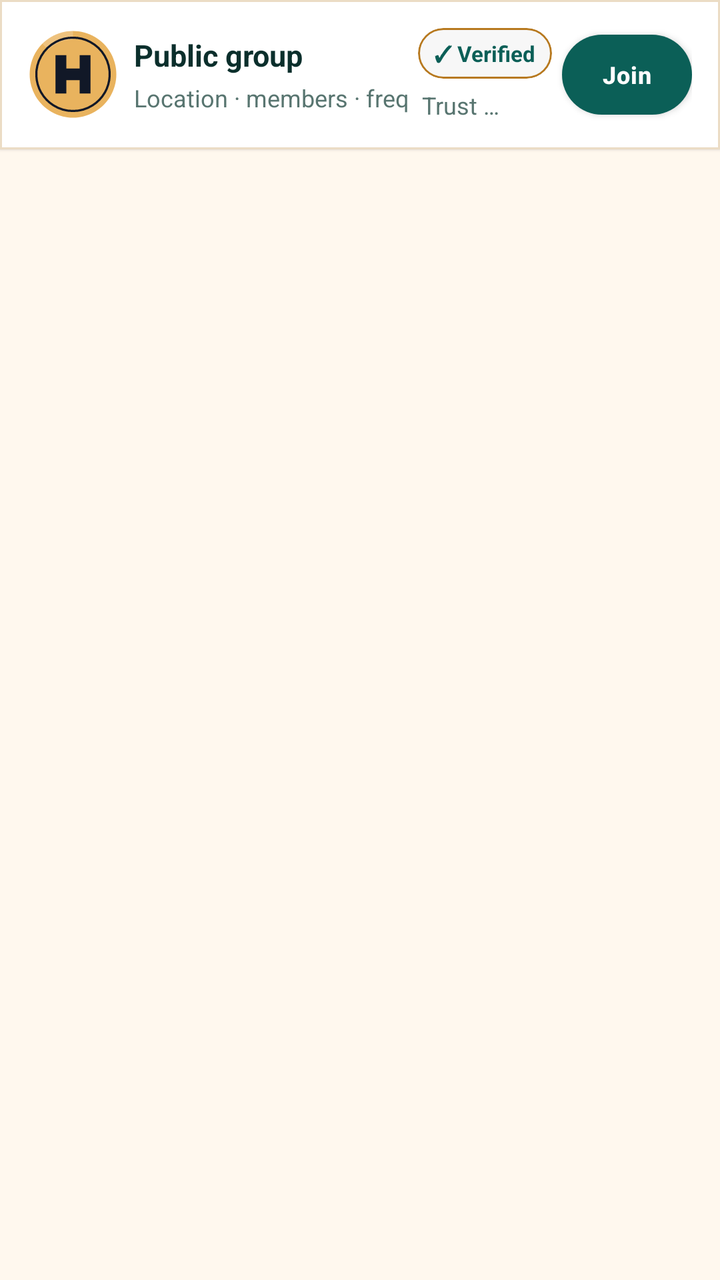
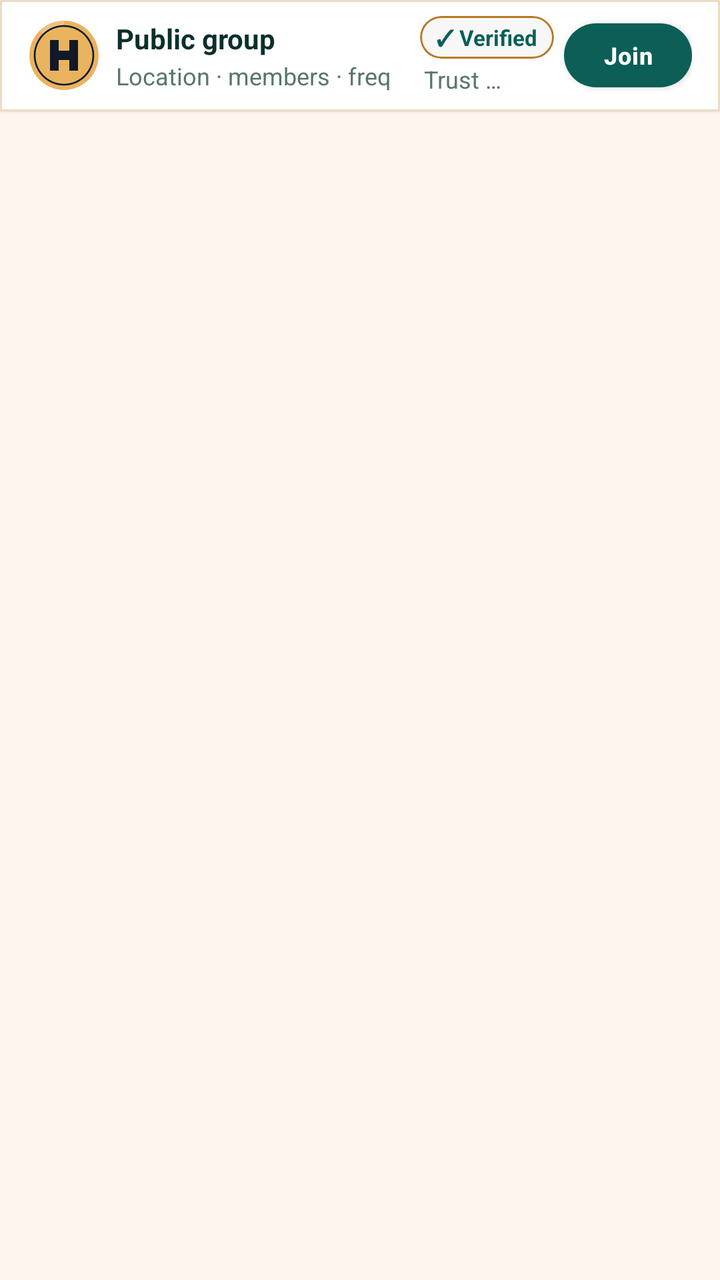

Screens rendered from an Android XML layout before and after an edit, with the pre-edit source and the edit as a unified diff.
<!-- AndroidManifest.xml: application theme AppTheme -->
<!-- res/layout/home_trending_custom_display.xml -->
<LinearLayout
	xmlns:android="http://schemas.android.com/apk/res/android"
	xmlns:app="http://schemas.android.com/apk/res-auto"
	xmlns:tools="http://schemas.android.com/tools"
	android:layout_width="match_parent"
	android:layout_height="wrap_content"
	android:orientation="vertical">
	<com.google.android.material.card.MaterialCardView
		android:id="@+id/cardview1"
		android:layout_width="match_parent"
		android:layout_height="wrap_content"
		app:cardBackgroundColor="@color/colorSurface"
		app:cardElevation="1dp"
		app:strokeWidth="1dp"
		app:strokeColor="@color/colorCardStroke"
		app:cardCornerRadius="0dp">
		<LinearLayout
			android:id="@+id/linear1"
			android:layout_width="match_parent"
			android:layout_height="wrap_content"
			android:padding="14dp"
			android:gravity="center_vertical"
			android:orientation="horizontal">
			<com.google.android.material.card.MaterialCardView
				android:id="@+id/cardview2"
				android:layout_width="wrap_content"
				android:layout_height="wrap_content"
				android:layout_marginRight="8dp"
				app:cardElevation="0dp"
				app:cardCornerRadius="360dp"
	app:strokeWidth="0dp">
				<ImageView
					android:id="@+id/imageview1"
					android:layout_width="45dp"
					android:layout_height="45dp"
					android:src="@drawable/ic_coin_harv"
					android:scaleType="centerInside"
					android:focusable="false" />
			</com.google.android.material.card.MaterialCardView>
			<LinearLayout
				android:id="@+id/linear2"
				android:layout_width="0dp"
				android:layout_height="wrap_content"
				android:orientation="vertical"
				android:layout_weight="1">
				<TextView
					android:id="@+id/textview1"
					android:layout_width="match_parent"
					android:layout_height="wrap_content"
					android:text="Public group"
					android:textSize="15sp"
					android:textStyle="bold"
					android:textColor="@color/colorTextPrimary"
					android:layout_weight="1"
					android:focusable="false" />
				<TextView
					android:id="@+id/textview3"
					android:layout_width="match_parent"
					android:layout_height="wrap_content"
					android:layout_marginTop="3dp"
					android:text="Location · members · freq"
					android:textSize="12sp"
					android:textColor="@color/colorTextTertiary"
					android:focusable="false" />
			</LinearLayout>
			<LinearLayout
				android:id="@+id/linear3"
				android:layout_width="wrap_content"
				android:layout_height="wrap_content"
				android:gravity="center_horizontal|center_vertical"
				android:orientation="vertical">
				<com.google.android.material.card.MaterialCardView
					android:id="@+id/cardview3"
					android:layout_width="wrap_content"
					android:layout_height="wrap_content"
					android:layout_marginBottom="5dp"
					app:cardBackgroundColor="@color/darkFaint10"
					android:layout_weight="1"
					app:cardElevation="0dp"
					app:strokeWidth="1dp"
					app:strokeColor="@color/colorWarning"
					app:cardCornerRadius="30dp">
					<TextView
						android:id="@+id/textview2"
						android:layout_width="match_parent"
						android:layout_height="wrap_content"
						android:paddingLeft="8dp"
						android:paddingTop="5dp"
						android:paddingRight="8dp"
						android:paddingBottom="5dp"
						android:text="✓ Verified"
						android:textSize="11sp"
						android:textStyle="bold"
						android:textColor="@color/colorAccent"
						android:focusable="false" />
				</com.google.android.material.card.MaterialCardView>
				<TextView
					android:id="@+id/textview4"
					android:layout_width="wrap_content"
					android:layout_height="wrap_content"
					android:text="Trust …"
					android:textSize="12sp"
					android:textColor="@color/colorTextTertiary"
					android:layout_marginEnd="12dp"
					android:focusable="false" />
			</LinearLayout>
			<com.google.android.material.button.MaterialButton
				android:id="@+id/btn_join"
				android:layout_width="65dp"
				android:layout_height="40dp"
				android:layout_marginLeft="5dp"
				android:gravity="center_horizontal|center_vertical"
				android:text="Join"
				android:textSize="12sp"
				android:textColor="@color/colorButtonText"
				app:backgroundTint="@color/colorButtonBackground"
				app:cornerRadius="30dp"
				android:elevation="0dp" />
		</LinearLayout>
	</com.google.android.material.card.MaterialCardView>
</LinearLayout>
<!-- resources referenced by this layout -->
<resources>
  <color name="colorAccent">#0B5F57</color>
  <color name="colorButtonBackground">#0B5F57</color>
  <color name="colorButtonText">#FFFFFF</color>
  <color name="colorCardStroke">#EBDCC5</color>
  <color name="colorSurface">#FFFFFF</color>
  <color name="colorTextPrimary">#0B2F2C</color>
  <color name="colorTextTertiary">#587570</color>
  <color name="colorWarning">#B7791F</color>
  <color name="darkFaint10">#08000000</color>
  <style name="HarvanaPopupMenu" parent="Widget.MaterialComponents.PopupMenu">
          <item name="android:popupBackground">@drawable/bg_popup_menu</item>
          <item name="android:popupElevation">10dp</item>
      </style>
  <style name="HarvanaSpinner" parent="Widget.AppCompat.Spinner">
          <item name="android:popupBackground">@color/colorSurface</item>
          <item name="android:dropDownSelector">@color/colorAccentRipple</item>
      </style>
  <style name="Harvana.Card" parent="Widget.MaterialComponents.CardView">
          <item name="cardBackgroundColor">@color/colorSurface</item>
          <item name="cardCornerRadius">16dp</item>
          <item name="cardElevation">0dp</item>
          <item name="strokeColor">@color/colorCardStroke</item>
          <item name="strokeWidth">1dp</item>
          <item name="rippleColor">@color/colorAccentRipple</item>
      </style>
  <style name="HarvanaButton.Text" parent="Widget.MaterialComponents.Button.TextButton">
          <item name="cornerRadius">12dp</item>
          <item name="android:textAllCaps">false</item>
          <item name="android:textStyle">bold</item>
          <item name="android:textColor">@color/colorAccentStrong</item>
          <item name="rippleColor">@color/colorAccentRipple</item>
      </style>
  <style name="HarvanaTextView" parent="android:Widget.TextView">
          <item name="android:textColor">@color/colorTextPrimary</item>
      </style>
  <color name="colorBackground">#FFF8EE</color>
  <color name="colorTextOnAccent">#FFFFFF</color>
  <color name="colorAccentDark">#084A44</color>
  <color name="colorError">#C8443F</color>
  <color name="colorTextPrimaryWhite">#FFFFFF</color>
  <color name="colorControlNormal">#587570</color>
  <color name="colorAccentRipple">#1A0B5F57</color>
  <color name="colorAccentStroke">#330B5F57</color>
  <color name="colorAccentStrong">#053D3A</color>
  <color name="colorTextSecondary">#3F5F5A</color>
  <!-- drawable bg_popup_menu (drawable) -->
  <?xml version="1.0" encoding="utf-8"?>
  <shape xmlns:android="http://schemas.android.com/apk/res/android" android:shape="rectangle">
      <solid android:color="@color/colorPopupSurface" />
      <stroke android:width="1dp" android:color="@color/colorCardStroke" />
      <corners android:radius="14dp" />
  </shape>
  <style name="HarvanaDialogButton" parent="Widget.MaterialComponents.Button.TextButton.Dialog">
          <item name="android:textColor">@color/colorAccent</item>
          <item name="android:minHeight">48dp</item>
      </style>
  <style name="HarvanaBottomSheetStyle" parent="Widget.MaterialComponents.BottomSheet.Modal">
          <item name="backgroundTint">?attr/colorSurface</item>
          <item name="shapeAppearanceOverlay">@style/HarvanaBottomSheetShape</item>
      </style>
  <color name="colorPopupSurface">@color/colorSurface</color>
  <style name="HarvanaBottomSheetShape" parent="">
          <item name="cornerFamily">rounded</item>
          <item name="cornerSizeTopLeft">20dp</item>
          <item name="cornerSizeTopRight">20dp</item>
          <item name="cornerSizeBottomLeft">0dp</item>
          <item name="cornerSizeBottomRight">0dp</item>
      </style>
  <!-- unchanged entries left out for length: 8 -->
</resources>

<!-- the commit's change to res/layout/home_trending_custom_display.xml (unified diff, before → after) -->
@@ -18,7 +18,10 @@
 			android:id="@+id/linear1"
 			android:layout_width="match_parent"
 			android:layout_height="wrap_content"
-			android:padding="14dp"
+			android:paddingStart="14dp"
+			android:paddingEnd="14dp"
+			android:paddingTop="8dp"
+			android:paddingBottom="8dp"
 			android:gravity="center_vertical"
 			android:orientation="horizontal">
 			<com.google.android.material.card.MaterialCardView
@@ -31,8 +34,8 @@
 	app:strokeWidth="0dp">
 				<ImageView
 					android:id="@+id/imageview1"
-					android:layout_width="45dp"
-					android:layout_height="45dp"
+					android:layout_width="36dp"
+					android:layout_height="36dp"
 					android:src="@drawable/ic_coin_harv"
 					android:scaleType="centerInside"
 					android:focusable="false" />
@@ -48,7 +51,7 @@
 					android:layout_width="match_parent"
 					android:layout_height="wrap_content"
 					android:text="Public group"
-					android:textSize="15sp"
+					android:textSize="14sp"
 					android:textStyle="bold"
 					android:textColor="@color/colorTextPrimary"
 					android:layout_weight="1"
@@ -57,7 +60,7 @@
 					android:id="@+id/textview3"
 					android:layout_width="match_parent"
 					android:layout_height="wrap_content"
-					android:layout_marginTop="3dp"
+					android:layout_marginTop="1dp"
 					android:text="Location · members · freq"
 					android:textSize="12sp"
 					android:textColor="@color/colorTextTertiary"
@@ -73,7 +76,7 @@
 					android:id="@+id/cardview3"
 					android:layout_width="wrap_content"
 					android:layout_height="wrap_content"
-					android:layout_marginBottom="5dp"
+					android:layout_marginBottom="2dp"
 					app:cardBackgroundColor="@color/darkFaint10"
 					android:layout_weight="1"
 					app:cardElevation="0dp"
@@ -85,9 +88,9 @@
 						android:layout_width="match_parent"
 						android:layout_height="wrap_content"
 						android:paddingLeft="8dp"
-						android:paddingTop="5dp"
+						android:paddingTop="3dp"
 						android:paddingRight="8dp"
-						android:paddingBottom="5dp"
+						android:paddingBottom="3dp"
 						android:text="✓ Verified"
 						android:textSize="11sp"
 						android:textStyle="bold"
@@ -106,8 +109,17 @@
 			</LinearLayout>
 			<com.google.android.material.button.MaterialButton
 				android:id="@+id/btn_join"
-				android:layout_width="65dp"
-				android:layout_height="40dp"
+				android:layout_width="wrap_content"
+				android:layout_height="32dp"
+				android:minWidth="64dp"
+				android:minHeight="0dp"
+				android:insetTop="0dp"
+				android:insetBottom="0dp"
+				android:paddingStart="12dp"
+				android:paddingEnd="12dp"
+				android:paddingTop="0dp"
+				android:paddingBottom="0dp"
+				android:textAllCaps="false"
 				android:layout_marginLeft="5dp"
 				android:gravity="center_horizontal|center_vertical"
 				android:text="Join"
